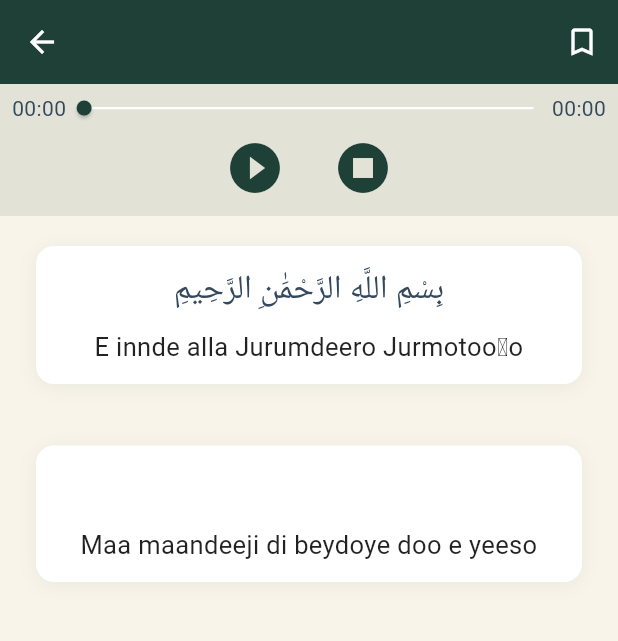
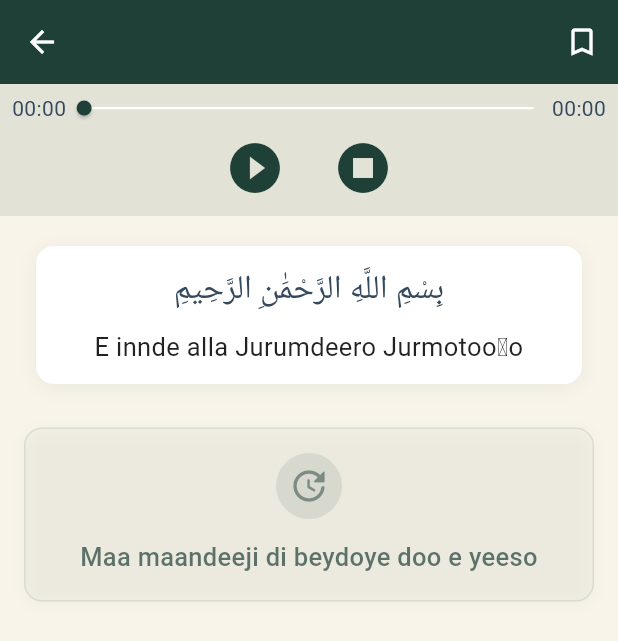
Before and after one commit to kawkumputer/quraan-pulaar-flutter, a Flutter app: the SurahContentScreen screen opened directly with empty values, on a phone screen of 412 x 824 dp. Shown: the top 641 px of the screen. Run offline on Flutter 3.47's test engine with Material 3 defaults, Android fonts, the phone set to English and light mode, and no system bars; our stand-ins replace cloud_firestore, connectivity_plus, device_info_plus, dio, firebase_core, get and 4 more; accounts and stored records are empty; generated files the repository leaves out were written again; Roboto replaces fonts that are missing (Uthmani); project files that could hold a hidden picture were left out.

Commit message:
Enhance design for Show no verses message

```diff
--- a/lib/features/surah/surah_content_screen.dart
+++ b/lib/features/surah/surah_content_screen.dart
@@ -224,17 +224,50 @@ class _SurahContentScreenState extends State<SurahContentScreen> {
                       ((widget.surah.number == 1 && index == 0) ||
                        (widget.surah.number != 1 && index == 1))) {
                     return Container(
-                      margin: const EdgeInsets.only(bottom: 1.0),
-                      child: Padding(
-                        padding: const EdgeInsets.symmetric(horizontal: 8.0, vertical: 12.0),
-                        child: VerseCard(
-                          verse: VerseModel(
-                            number: 0,
-                            arabic: '',
-                            pulaar: 'Maa maandeeji di beydoye doo e yeeso',
+                      margin: const EdgeInsets.symmetric(horizontal: 16, vertical: 8),
+                      padding: const EdgeInsets.all(16),
+                      decoration: BoxDecoration(
+                        color: Theme.of(context).primaryColor.withOpacity(0.02),
+                        borderRadius: BorderRadius.circular(12),
+                        border: Border.all(
+                          color: Theme.of(context).primaryColor.withOpacity(0.1),
+                          width: 1,
+                        ),
+                        boxShadow: [
+                          BoxShadow(
+                            color: Colors.black.withOpacity(0.03),
+                            blurRadius: 8,
+                            offset: const Offset(0, 2),
                           ),
-                          isCurrentVerse: false,
-                        ),
+                        ],
+                      ),
+                      child: Column(
+                        children: [
+                          Container(
+                            padding: const EdgeInsets.all(8),
+                            decoration: BoxDecoration(
+                              color: Theme.of(context).primaryColor.withOpacity(0.1),
+                              shape: BoxShape.circle,
+                            ),
+                            child: Icon(
+                              Icons.update_rounded,
+                              size: 28,
+                              color: Theme.of(context).primaryColor.withOpacity(0.5),
+                            ),
+                          ),
+                          const SizedBox(height: 12),
+                          Text(
+                            'Maa maandeeji di beydoye doo e yeeso',
+                            textAlign: TextAlign.center,
+                            style: TextStyle(
+                              fontSize: 17,
+                              height: 1.5,
+                              color: Theme.of(context).primaryColor.withOpacity(0.7),
+                              fontWeight: FontWeight.w500,
+                              letterSpacing: 0.2,
+                            ),
+                          ),
+                        ],
                       ),
                     );
                   }
```
